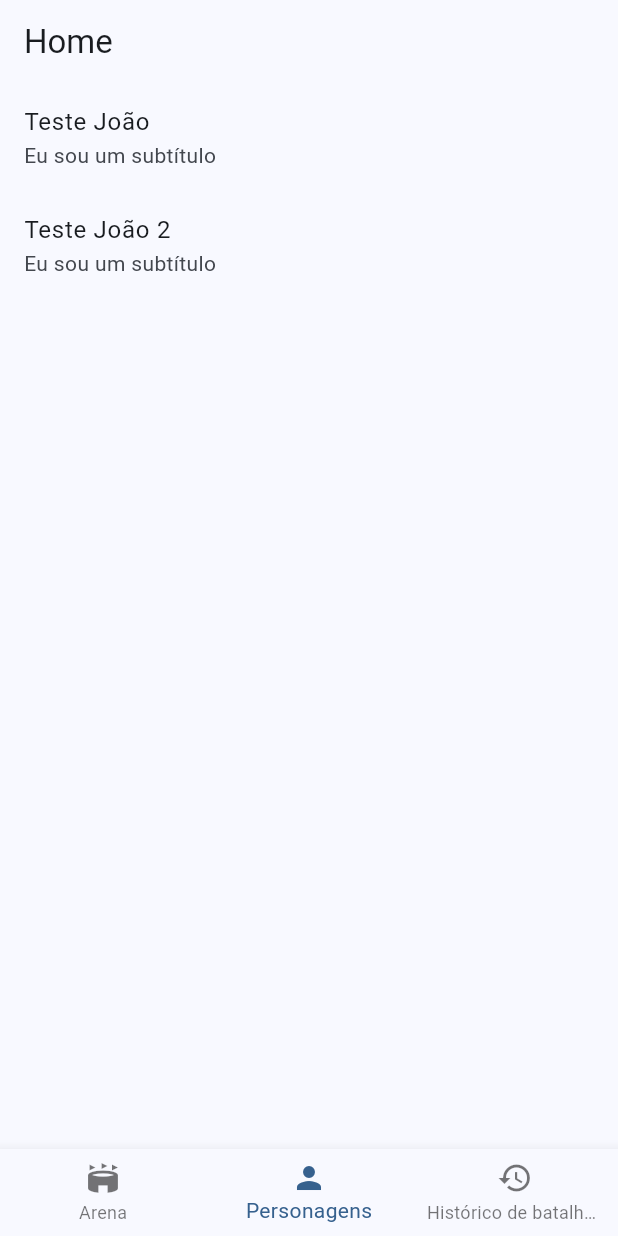
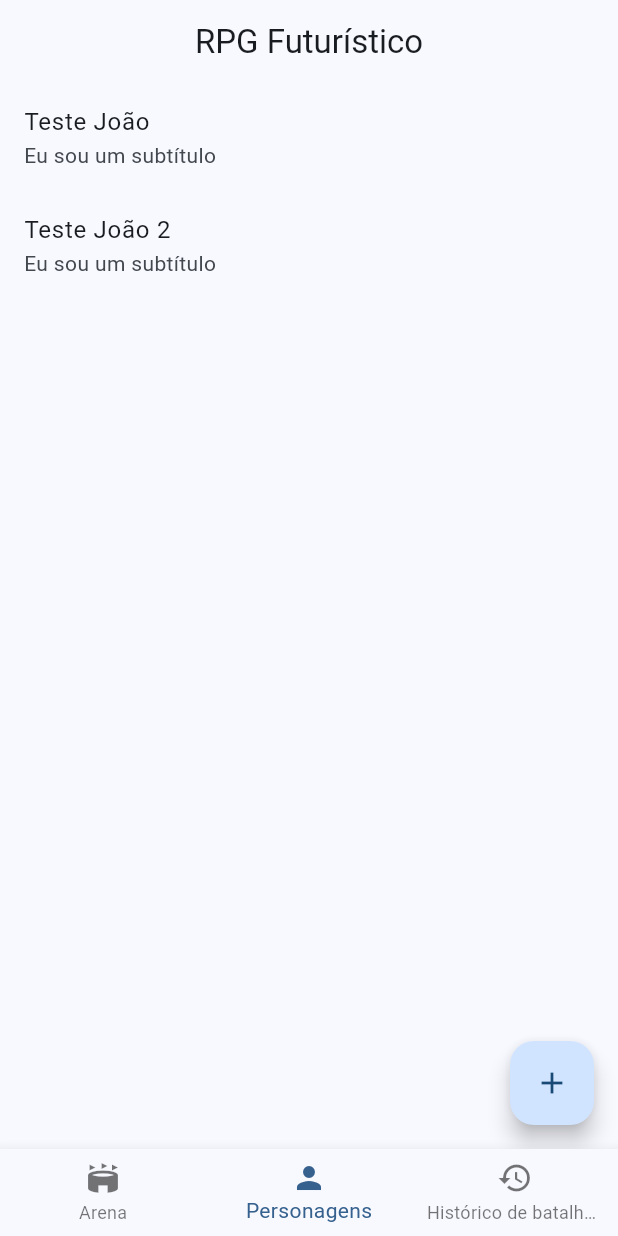
Before and after one commit to luispieta/rpg_app_flutter, a Flutter app: the screen it shows after launch, item 2 of the bottom bar chosen, on a phone screen of 412 x 824 dp. Run offline on Flutter 3.47's test engine with Material 3 defaults, Android fonts, the light colour scheme and no system bars.

Commit message:
Feat: Inclusão e redirecionamento para a página de cadastor do personagem

```diff
--- a/lib/presenter/home/home_view.dart
+++ b/lib/presenter/home/home_view.dart
@@ -22,7 +22,8 @@ class _HomeViewState extends State<HomeView> {
   Widget build(BuildContext context) {
     return Scaffold(
       appBar: AppBar(
-        title: Text("Home"),
+        title: Text("RPG Futurístico"),
+        centerTitle: true,
       ),
       body: _telas[_itemSelecionado],
       bottomNavigationBar: BottomNavigationBar(
--- a/lib/presenter/personagem/personagem_view.dart
+++ b/lib/presenter/personagem/personagem_view.dart
@@ -5,6 +5,7 @@ import 'package:rpg_app/domain/entities/humano.dart';
 import 'package:rpg_app/domain/entities/monstro.dart';
 import 'package:rpg_app/domain/entities/personagem.dart';
 import 'package:rpg_app/domain/entities/samurai.dart';
+import 'package:rpg_app/presenter/cadastroPersonagem/cadastroPersonagem_view.dart';
 
 class PersonagensView extends StatelessWidget {
   PersonagensView({super.key});
@@ -35,6 +36,22 @@ class PersonagensView extends StatelessWidget {
 
   @override
   Widget build(BuildContext context) {
+    return Scaffold(
+      body: _contruirLista(),
+      floatingActionButton: FloatingActionButton(
+        child: Icon(Icons.add),
+        onPressed: () {
+          Navigator.push(
+            context, MaterialPageRoute(
+              builder: (context) => CadastroPersonagemView()
+            )
+          );
+        }
+      ),
+    );
+  }
+
+  Widget _contruirLista() {
     return ListView.builder(
       itemCount: _personagens.length,
       itemBuilder: (context, index) {
@@ -46,4 +63,5 @@ class PersonagensView extends StatelessWidget {
       },
     );
   }
+
 }
--- a/lib/presenter/rpg_app.dart
+++ b/lib/presenter/rpg_app.dart
@@ -7,6 +7,7 @@ class RpgApp extends StatelessWidget{
   @override
   Widget build(BuildContext context) {
     return MaterialApp(
+      title: "RPG Futurístico",
       theme: ThemeData(
         colorScheme: ColorScheme.fromSeed(seedColor: Colors.blue),
       ),
--- a/pubspec.yaml
+++ b/pubspec.yaml
@@ -57,10 +57,8 @@ flutter:
   # the material Icons class.
   uses-material-design: true
 
-  # To add assets to your application, add an assets section, like this:
-  # assets:
-  #   - images/a_dot_burr.jpeg
-  #   - images/a_dot_ham.jpeg
+  assets:
+    - assets/images/
 
   # An image asset can refer to one or more resolution-specific "variants", see
   # https://flutter.dev/to/resolution-aware-images
```
Also changed, not shown: lib/presenter/cadastroPersonagem/cadastroPersonagem_view.dart (added, +19 -0 lines), lib/presenter/historicoBatalhas/historioco_batalhas_view.dart (+6 -2 lines), assets/images/android_cibernetico.png.
